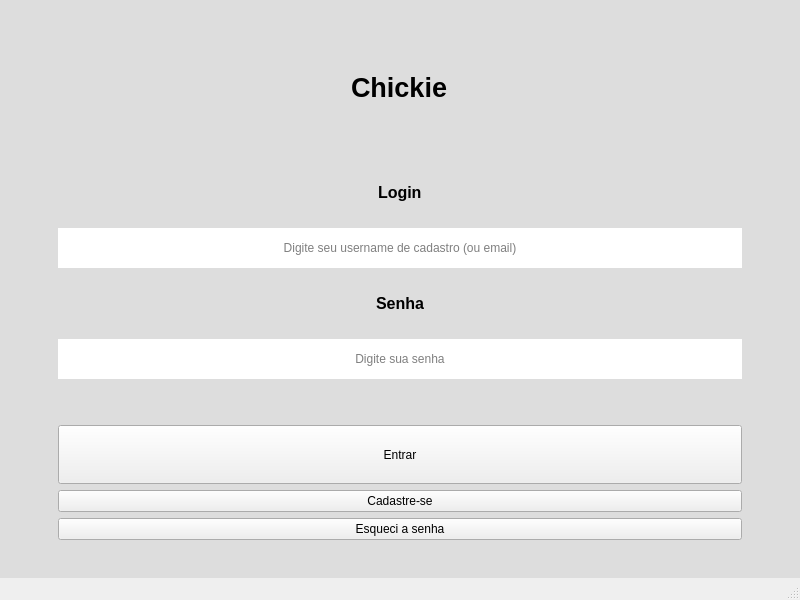
The window that backend/src/qt/views/loginForm.ui (antoniofernandodj/Chickie) describes before a commit, drawn with Qt 5.
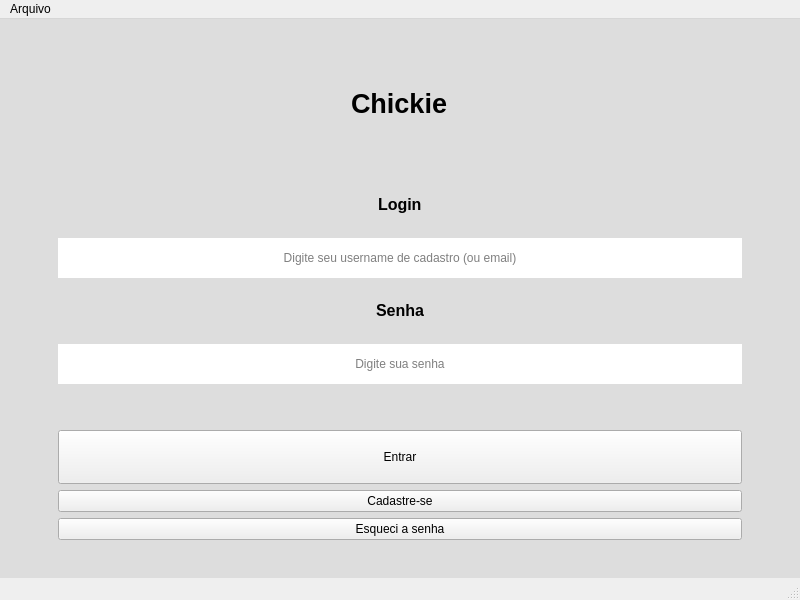
The same window after the commit.

Commit message: remover window frame

The edit to the form file:
```diff
--- a/backend/src/qt/views/loginForm.ui
+++ b/backend/src/qt/views/loginForm.ui
@@ -189,6 +189,11 @@
            <height>0</height>
           </size>
          </property>
+         <property name="styleSheet">
+          <string notr="true">QPushButton:hover {
+  background-color: rgba(180,200,220, 0.8);
+}</string>
+         </property>
          <property name="text">
           <string>Entrar</string>
          </property>
@@ -254,6 +259,13 @@
      <height>27</height>
     </rect>
    </property>
+   <widget class="QMenu" name="menuArquivo">
+    <property name="title">
+     <string>Arquivo</string>
+    </property>
+    <addaction name="actionSair"/>
+   </widget>
+   <addaction name="menuArquivo"/>
   </widget>
   <widget class="QStatusBar" name="statusbar"/>
  </widget>
```
Left out of the diff: 5 changed lines with no effect on the pictures. The commit also changes 2 other files.
